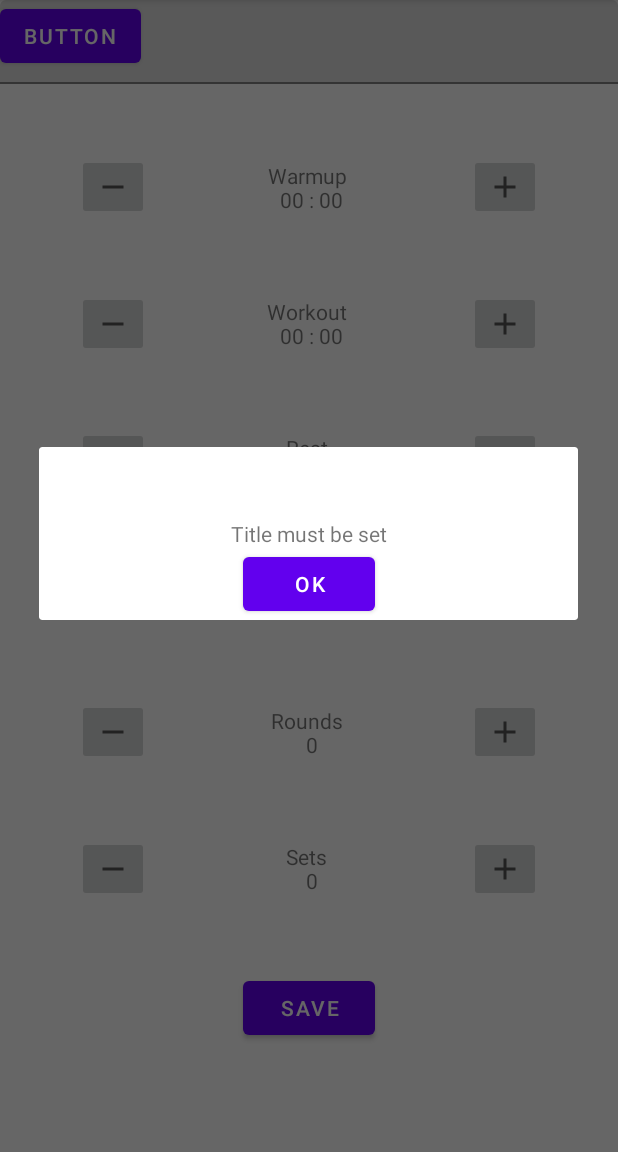
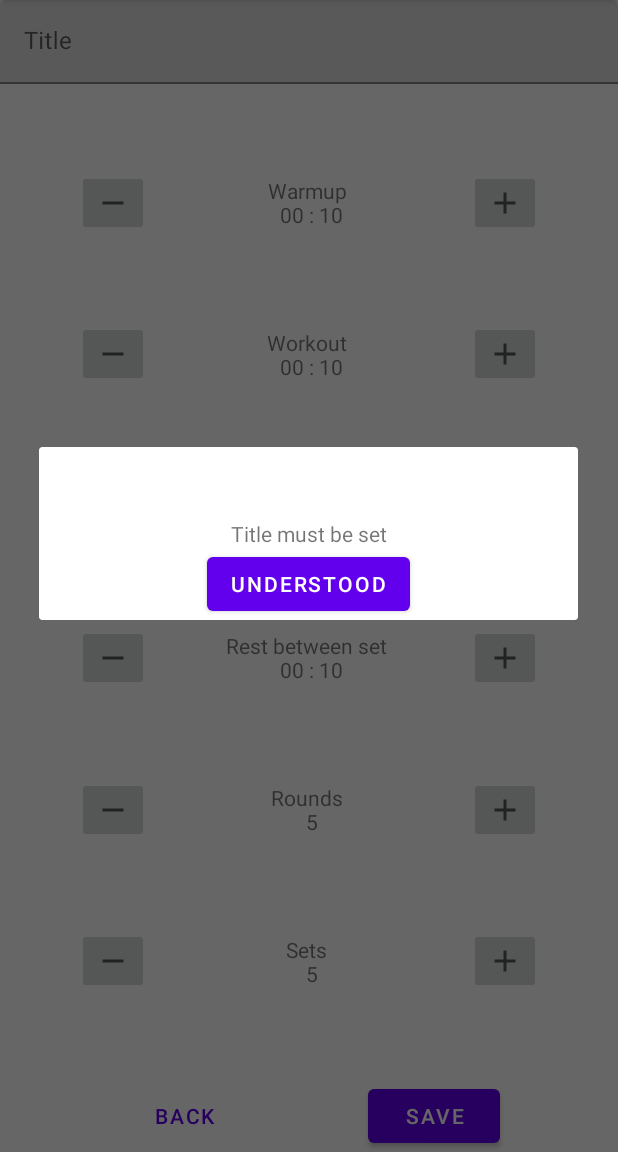
Before and after one commit to Anthony-Guillaume/Chronos, an Android app: the TrainingSettingFragment screen opened through its navigation route, after a tap on "SAVE", on a phone screen of 412 x 824 dp, the part 84-1236 px from its top. Run offline under Robolectric (Android 15) with nearby library versions, the phone set to English and light mode, and no system bars.

Commit message:
Refactoring UI

```diff
--- a/app/src/main/java/com/example/chronos/data/services/CircuitHandler.kt
+++ b/app/src/main/java/com/example/chronos/data/services/CircuitHandler.kt
@@ -67,7 +67,7 @@ class CircuitHandler(
     {
         paused = false
         circuitTimer.stop()
-        time.value = 0
+        time.value = circuit.warmup
         timeCache = 0
         circuitStateHandler.init()
     }
--- a/app/src/main/java/com/example/chronos/viewModels/TrainingSettingViewModel.kt
+++ b/app/src/main/java/com/example/chronos/viewModels/TrainingSettingViewModel.kt
@@ -13,9 +13,9 @@ class TrainingSettingViewModel(private val repository: CircuitRepository) : View
 {
     private var circuitToSave: Circuit? = null
     private val _circuit: MutableLiveData<Circuit> = MutableLiveData(
-        Circuit("", 0, 0,
-            Exercise(0, 0, 0),
-        0))
+        Circuit("", 10000, 10000,
+            Exercise(10000, 10000, 5),
+        5))
     val circuit get() = _circuit as LiveData<Circuit>
 
     private fun notifyDataChanged()
--- a/app/src/main/java/com/example/chronos/views/MainActivity.kt
+++ b/app/src/main/java/com/example/chronos/views/MainActivity.kt
@@ -1,9 +1,7 @@
 package com.example.chronos.views
 
+import android.os.Bundle
 import androidx.appcompat.app.AppCompatActivity
-import android.os.Bundle
-import androidx.navigation.fragment.NavHostFragment
-import com.example.chronos.R
 import com.example.chronos.databinding.ActivityMainBinding
 
 class MainActivity : AppCompatActivity()
@@ -15,7 +13,5 @@ class MainActivity : AppCompatActivity()
         super.onCreate(savedInstanceState)
         binding = ActivityMainBinding.inflate(layoutInflater)
         setContentView(binding.root)
-//        val navHostFragment = supportFragmentManager.findFragmentById(R.id.nav_host_fragment) as NavHostFragment
-//        binding.bottomNavigation.setupWithNavController(navHostFragment.navController)
     }
 }
--- a/app/src/main/java/com/example/chronos/views/dialogs/InvalidTitleDialog.kt
+++ b/app/src/main/java/com/example/chronos/views/dialogs/InvalidTitleDialog.kt
@@ -9,6 +9,9 @@ import com.example.chronos.databinding.DialogInvalidTitleBinding
 
 class InvalidTitleDialog : DialogFragment()
 {
+    companion object {
+        const val TAG: String = "InvalidTitleDialog"
+    }
     private var _binding: DialogInvalidTitleBinding? = null
     private val binding get() = _binding!!
 
--- a/app/src/main/java/com/example/chronos/views/fragments/TrainingFragment.kt
+++ b/app/src/main/java/com/example/chronos/views/fragments/TrainingFragment.kt
@@ -1,15 +1,12 @@
 package com.example.chronos.views.fragments
 
 import android.os.Bundle
-import android.util.Log
 import android.view.View
 import android.widget.AdapterView
 import android.widget.ArrayAdapter
 import androidx.fragment.app.Fragment
 import androidx.fragment.app.viewModels
 import com.example.chronos.R
-import com.example.chronos.data.models.Circuit
-import com.example.chronos.data.models.State
 import com.example.chronos.databinding.FragmentTrainingBinding
 import com.example.chronos.viewModels.CircuitViewModel
 import com.example.chronos.viewModels.ViewModelProvider
@@ -44,9 +41,6 @@ class TrainingFragment : Fragment(R.layout.fragment_training)
     {
         viewModel.state.observe(viewLifecycleOwner) {
             binding.textViewState.text = it.toString()
-            var log = it.toString()
-            if (it == State.SetResting) log += "**********"
-            Log.i("TAGTEST", log)
         }
         viewModel.time.observe(viewLifecycleOwner) {
             binding.textViewTime.text = DurationHelper.format(it)
--- a/app/src/main/java/com/example/chronos/views/fragments/TrainingSettingFragment.kt
+++ b/app/src/main/java/com/example/chronos/views/fragments/TrainingSettingFragment.kt
@@ -43,8 +43,8 @@ class TrainingSettingFragment : Fragment(R.layout.fragment_training_setting)
     private fun observeViewModel()
     {
         viewModel.circuit.observe(viewLifecycleOwner) {
-            binding.textViewRoundNumber.text = getString(R.string.number_of_round_text_view, it.exercise.numberOfRound)
-            binding.textViewSetNumber.text = getString(R.string.number_of_set_text_view, it.numberOfSet)
+            binding.textViewRoundNumber.text = getString(R.string.number_of_rounds_text_view, it.exercise.numberOfRound)
+            binding.textViewSetNumber.text = getString(R.string.number_of_sets_text_view, it.numberOfSet)
             binding.textViewWarmup.text = getString(R.string.warmup_text_view, DurationHelper.format(it.warmup))
             binding.textViewWorkout.text = getString(R.string.workout_text_view, DurationHelper.format(it.exercise.workout))
             binding.textViewExerciceRest.text = getString(R.string.exercise_rest_text_view, DurationHelper.format(it.exercise.rest))
--- a/app/src/main/res/layout/dialog_invalid_title.xml
+++ b/app/src/main/res/layout/dialog_invalid_title.xml
@@ -1,7 +1,6 @@
 <?xml version="1.0" encoding="utf-8"?>
 <androidx.constraintlayout.widget.ConstraintLayout xmlns:android="http://schemas.android.com/apk/res/android"
     xmlns:app="http://schemas.android.com/apk/res-auto"
-    xmlns:tools="http://schemas.android.com/tools"
     android:layout_width="match_parent"
     android:layout_height="match_parent">
 
@@ -9,7 +8,7 @@
         android:id="@+id/text_view_no_title"
         android:layout_width="wrap_content"
         android:layout_height="wrap_content"
-        android:text="Title must be set"
+        android:text="@string/missing_title"
         app:layout_constraintBottom_toBottomOf="parent"
         app:layout_constraintEnd_toEndOf="parent"
         app:layout_constraintStart_toStartOf="parent"
@@ -19,7 +18,7 @@
         android:id="@+id/button_close"
         android:layout_width="wrap_content"
         android:layout_height="wrap_content"
-        android:text="OK"
+        android:text="@string/understood"
         app:layout_constraintBottom_toBottomOf="parent"
         app:layout_constraintEnd_toEndOf="parent"
         app:layout_constraintStart_toStartOf="parent"
--- a/app/src/main/res/layout/fragment_home.xml
+++ b/app/src/main/res/layout/fragment_home.xml
@@ -1,7 +1,6 @@
 <?xml version="1.0" encoding="utf-8"?>
 <androidx.constraintlayout.widget.ConstraintLayout xmlns:android="http://schemas.android.com/apk/res/android"
     xmlns:app="http://schemas.android.com/apk/res-auto"
-    xmlns:tools="http://schemas.android.com/tools"
     android:layout_width="match_parent"
     android:layout_height="match_parent">
 
--- a/app/src/main/res/layout/fragment_training_setting.xml
+++ b/app/src/main/res/layout/fragment_training_setting.xml
@@ -9,18 +9,16 @@
         android:id="@+id/button_save"
         android:layout_width="wrap_content"
         android:layout_height="wrap_content"
-        android:text="Save"
-        app:layout_constraintBottom_toBottomOf="parent"
-        app:layout_constraintEnd_toEndOf="parent"
-        app:layout_constraintStart_toStartOf="parent"
-        app:layout_constraintTop_toTopOf="parent"
-        app:layout_constraintVertical_bias="0.9" />
+        android:text="@string/save"
+        tools:layout_editor_absoluteX="162dp"
+        tools:layout_editor_absoluteY="615dp" />
 
     <Button
-        android:id="@+id/button"
+        android:id="@+id/button_back"
+        style="?android:attr/buttonBarButtonStyle"
         android:layout_width="wrap_content"
         android:layout_height="wrap_content"
-        android:text="Button"
+        android:text="@string/back"
         tools:layout_editor_absoluteX="49dp"
         tools:layout_editor_absoluteY="616dp" />
 
@@ -28,7 +26,7 @@
         android:id="@+id/text_field_title"
         android:layout_width="match_parent"
         android:layout_height="wrap_content"
-        android:hint="Title"
+        android:hint="@string/circuit_title"
         app:layout_constraintEnd_toEndOf="parent"
         app:layout_constraintStart_toStartOf="parent"
         app:layout_constraintTop_toTopOf="parent">
@@ -45,8 +43,8 @@
         android:layout_width="wrap_content"
         android:layout_height="wrap_content"
         android:src="@drawable/ic_baseline_remove_24"
-        tools:layout_editor_absoluteX="281dp"
-        tools:layout_editor_absoluteY="411dp" />
+        tools:layout_editor_absoluteX="49dp"
+        tools:layout_editor_absoluteY="99dp" />
 
     <TextView
         android:id="@+id/text_view_warmup"
@@ -55,136 +53,136 @@
         android:lines="2"
         android:maxLines="2"
         android:text="Warmup 00:00d"
-        tools:layout_editor_absoluteX="84dp"
-        tools:layout_editor_absoluteY="423dp" />
+        tools:layout_editor_absoluteX="156dp"
+        tools:layout_editor_absoluteY="102dp" />
 
     <ImageButton
         android:id="@+id/button_warmup_plus"
         android:layout_width="wrap_content"
         android:layout_height="wrap_content"
         android:src="@drawable/ic_baseline_add_24"
-        tools:layout_editor_absoluteX="96dp"
-        tools:layout_editor_absoluteY="263dp" />
+        tools:layout_editor_absoluteX="315dp"
+        tools:layout_editor_absoluteY="99dp" />
 
     <ImageButton
         android:id="@+id/button_workout_minus"
         android:layout_width="wrap_content"
         android:layout_height="wrap_content"
         android:src="@drawable/ic_baseline_remove_24"
-        tools:layout_editor_absoluteX="230dp"
-        tools:layout_editor_absoluteY="220dp" />
+        tools:layout_editor_absoluteX="49dp"
+        tools:layout_editor_absoluteY="185dp" />
 
     <TextView
         android:id="@+id/text_view_workout"
         android:layout_width="wrap_content"
         android:layout_height="wrap_content"
         android:text="Workout 00:00"
-        tools:layout_editor_absoluteX="263dp"
-        tools:layout_editor_absoluteY="306dp" />
+        tools:layout_editor_absoluteX="160dp"
+        tools:layout_editor_absoluteY="197dp" />
 
     <ImageButton
         android:id="@+id/button_workout_plus"
         android:layout_width="wrap_content"
         android:layout_height="wrap_content"
         android:src="@drawable/ic_baseline_add_24"
-        tools:layout_editor_absoluteX="182dp"
-        tools:layout_editor_absoluteY="263dp" />
+        tools:layout_editor_absoluteX="315dp"
+        tools:layout_editor_absoluteY="185dp" />
 
     <ImageButton
         android:id="@+id/button_exercice_rest_minus"
         android:layout_width="wrap_content"
         android:layout_height="wrap_content"
         android:src="@drawable/ic_baseline_remove_24"
-        tools:layout_editor_absoluteX="182dp"
-        tools:layout_editor_absoluteY="325dp" />
+        tools:layout_editor_absoluteX="49dp"
+        tools:layout_editor_absoluteY="271dp" />
 
     <TextView
         android:id="@+id/text_view_exercice_rest"
         android:layout_width="wrap_content"
         android:layout_height="wrap_content"
         android:text="Exercise rest 00:00"
-        tools:layout_editor_absoluteX="57dp"
-        tools:layout_editor_absoluteY="306dp" />
+        tools:layout_editor_absoluteX="146dp"
+        tools:layout_editor_absoluteY="283dp" />
 
     <ImageButton
         android:id="@+id/button_exercice_rest_plus"
         android:layout_width="wrap_content"
         android:layout_height="wrap_content"
         android:src="@drawable/ic_baseline_add_24"
-        tools:layout_editor_absoluteX="182dp"
-        tools:layout_editor_absoluteY="220dp" />
+        tools:layout_editor_absoluteX="315dp"
+        tools:layout_editor_absoluteY="271dp" />
 
     <ImageButton
         android:id="@+id/button_set_rest_minus"
         android:layout_width="wrap_content"
         android:layout_height="wrap_content"
         android:src="@drawable/ic_baseline_remove_24"
-        tools:layout_editor_absoluteX="134dp"
-        tools:layout_editor_absoluteY="220dp" />
+        tools:layout_editor_absoluteX="49dp"
+        tools:layout_editor_absoluteY="357dp" />
 
     <TextView
         android:id="@+id/text_view_set_rest"
         android:layout_width="wrap_content"
         android:layout_height="wrap_content"
         android:text="Set rest 00:00"
-        tools:layout_editor_absoluteX="176dp"
-        tools:layout_editor_absoluteY="306dp" />
+        tools:layout_editor_absoluteX="162dp"
+        tools:layout_editor_absoluteY="369dp" />
 
     <ImageButton
         android:id="@+id/button_set_rest_plus"
         android:layout_width="wrap_content"
         android:layout_height="wrap_content"
         android:src="@drawable/ic_baseline_add_24"
-        tools:layout_editor_absoluteX="96dp"
-        tools:layout_editor_absoluteY="325dp" />
+        tools:layout_editor_absoluteX="315dp"
+        tools:layout_editor_absoluteY="357dp" />
 
     <ImageButton
         android:id="@+id/button_round_minus"
         android:layout_width="wrap_content"
         android:layout_height="wrap_content"
         android:src="@drawable/ic_baseline_remove_24"
-        tools:layout_editor_absoluteX="190dp"
-        tools:layout_editor_absoluteY="368dp" />
+        tools:layout_editor_absoluteX="49dp"
+        tools:layout_editor_absoluteY="443dp" />
 
     <TextView
         android:id="@+id/text_view_round_number"
         android:layout_width="wrap_content"
         android:layout_height="wrap_content"
         android:text="Round 0"
-        tools:layout_editor_absoluteX="202dp"
-        tools:layout_editor_absoluteY="423dp" />
+        tools:layout_editor_absoluteX="180dp"
+        tools:layout_editor_absoluteY="455dp" />
 
     <ImageButton
         android:id="@+id/button_round_plus"
         android:layout_width="wrap_content"
         android:layout_height="wrap_content"
         android:src="@drawable/ic_baseline_add_24"
-        tools:layout_editor_absoluteX="269dp"
-        tools:layout_editor_absoluteY="263dp" />
+        tools:layout_editor_absoluteX="315dp"
+        tools:layout_editor_absoluteY="443dp" />
 
     <ImageButton
         android:id="@+id/button_set_minus"
         android:layout_width="wrap_content"
         android:layout_height="wrap_content"
         android:src="@drawable/ic_baseline_remove_24"
-        tools:layout_editor_absoluteX="269dp"
-        tools:layout_editor_absoluteY="325dp" />
+        tools:layout_editor_absoluteX="49dp"
+        tools:layout_editor_absoluteY="529dp" />
 
     <TextView
         android:id="@+id/text_view_set_number"
         android:layout_width="wrap_content"
         android:layout_height="wrap_content"
         android:text="Set 0"
-        tools:layout_editor_absoluteX="280dp"
-        tools:layout_editor_absoluteY="380dp" />
+        tools:layout_editor_absoluteX="190dp"
+        tools:layout_editor_absoluteY="541dp" />
 
     <ImageButton
         android:id="@+id/button_set_plus"
         android:layout_width="wrap_content"
         android:layout_height="wrap_content"
         android:src="@drawable/ic_baseline_add_24"
-        tools:layout_editor_absoluteX="99dp"
-        tools:layout_editor_absoluteY="368dp" />
+        tools:layout_editor_absoluteX="315dp"
+        tools:layout_editor_absoluteY="529dp" />
 
     <androidx.constraintlayout.helper.widget.Flow
         android:id="@+id/flow2"
@@ -195,12 +193,23 @@
         app:flow_firstVerticalStyle="packed"
         app:flow_maxElementsWrap="3"
         app:flow_wrapMode="aligned"
-        app:layout_constraintBottom_toTopOf="@+id/button_save"
+        app:layout_constraintBottom_toTopOf="@+id/flow"
         app:layout_constraintEnd_toEndOf="parent"
-        app:layout_constraintHorizontal_bias="1.0"
         app:layout_constraintStart_toStartOf="parent"
-        app:layout_constraintTop_toBottomOf="@+id/text_field_title"
-        app:layout_constraintVertical_bias="1.0" />
+        app:layout_constraintTop_toBottomOf="@+id/text_field_title" />
+
+    <androidx.constraintlayout.helper.widget.Flow
+        android:id="@+id/flow"
+        android:layout_width="0dp"
+        android:layout_height="wrap_content"
+        app:constraint_referenced_ids="button_back,button_save"
+        app:flow_firstHorizontalStyle="packed"
+        app:flow_firstVerticalStyle="packed"
+        app:flow_maxElementsWrap="2"
+        app:flow_wrapMode="aligned"
+        app:layout_constraintBottom_toBottomOf="parent"
+        app:layout_constraintEnd_toEndOf="parent"
+        app:layout_constraintStart_toStartOf="parent" />
 
 
 </androidx.constraintlayout.widget.ConstraintLayout>
--- a/app/src/main/res/values/strings.xml
+++ b/app/src/main/res/values/strings.xml
@@ -1,13 +1,26 @@
 <resources>
     <string name="app_name">Chronos</string>
     <string name="PREFERENCE_FILE_KEY">com.example.chronos.circuits</string>
+
     <string name="training">Time to train !</string>
     <string name="training_history">My history</string>
     <string name="training_setting">Setting</string>
+
     <string name="warmup_text_view">Warmup \n %1$s</string>
     <string name="workout_text_view">Workout \n %1$s</string>
     <string name="exercise_rest_text_view">Rest \n %1$s</string>
     <string name="rest_between_set_text_view">Rest between set \n %1$s</string>
-    <string name="number_of_round_text_view">Rounds \n %1$d</string>
-    <string name="number_of_set_text_view">Sets \n %1$d</string>
+    <string name="number_of_rounds_text_view">Rounds \n %1$d</string>
+    <string name="number_of_sets_text_view">Sets \n %1$d</string>
+
+    <string name="circuit_title">Title</string>
+    <string name="number_of_rounds">Number of rounds</string>
+    <string name="number_of_sets">Number of sets</string>
+    <string name="missing_title">Title must be set</string>
+    <string name="understood">Understood</string>
+    <string name="back">Back</string>
+    <string name="start">Start</string>
+    <string name="stop">Stop</string>
+    <string name="reset">Reset</string>
+    <string name="save">Save</string>
 </resources>
```
Also changed, not shown: app/src/main/java/com/example/chronos/views/adapters/CircuitAdapter.kt (deleted, +0 -31 lines), app/src/main/java/com/example/chronos/views/adapters/CircuitHistoryAdapter.kt (added, +37 -0 lines), app/src/main/java/com/example/chronos/views/fragments/TrainingHistoryFragment.kt (+10 -1 lines), app/src/main/res/layout/fragment_training.xml (+3 -5 lines), app/src/main/res/layout/fragment_training_history.xml (+41 -3 lines), app/src/main/res/layout/item_circuit_history.xml (added, +51 -0 lines).
